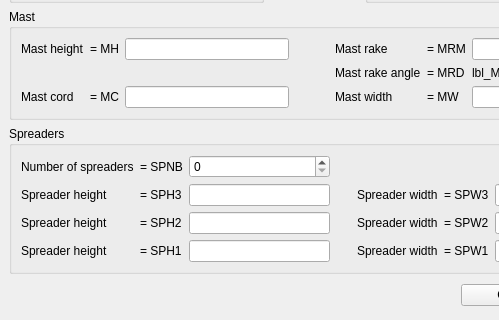
Before: the Qt Designer form src/formrigdefbase.ui in sailcut/sailcut, drawn with Qt 5; both pictures show x 0 to 499 and y 228 to 548 of the 656 by 548 pixel window.
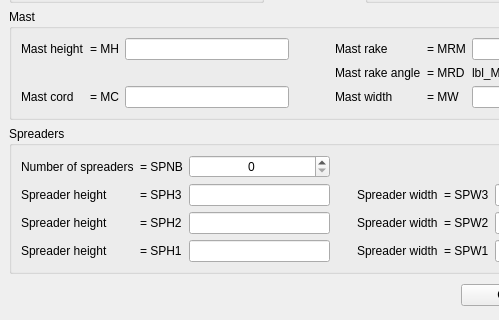
After: the same form once the commit is applied.

What changed in the file:
```diff
--- a/src/formrigdefbase.ui
+++ b/src/formrigdefbase.ui
@@ -127,9 +127,12 @@
         <property name="minimumSize" >
          <size>
           <width>50</width>
-          <height>0</height>
+          <height>21</height>
          </size>
         </property>
+        <property name="alignment" >
+         <set>Qt::AlignHCenter</set>
+        </property>
         <property name="maximum" >
          <number>3</number>
         </property>
```
